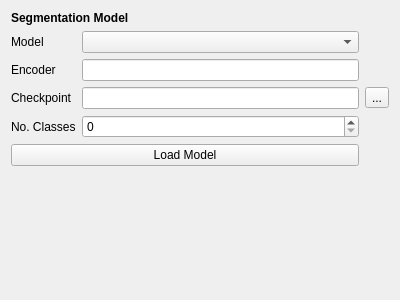
This is fibsem/ui/qtdesigner_files/FibsemSegmentationModelWidget.ui in DeMarcoLab/fibsem as Qt 5 draws it before an edit. The edited form follows.
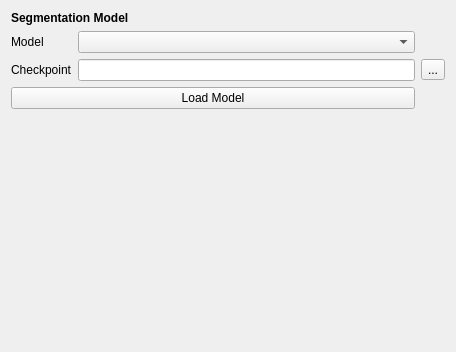
This is the edited form.

What changed in the file:
```diff
--- a/fibsem/ui/qtdesigner_files/FibsemSegmentationModelWidget.ui
+++ b/fibsem/ui/qtdesigner_files/FibsemSegmentationModelWidget.ui
@@ -6,16 +6,20 @@
    <rect>
     <x>0</x>
     <y>0</y>
-    <width>400</width>
-    <height>300</height>
+    <width>456</width>
+    <height>352</height>
    </rect>
   </property>
   <property name="windowTitle">
    <string>Form</string>
   </property>
   <layout class="QGridLayout" name="gridLayout">
-   <item row="4" column="1">
-    <widget class="QSpinBox" name="spinBox_num_classes"/>
+   <item row="2" column="2">
+    <widget class="QToolButton" name="checkpoint_seg_button">
+     <property name="text">
+      <string>...</string>
+     </property>
+    </widget>
    </item>
    <item row="1" column="0">
     <widget class="QLabel" name="label_model_type">
@@ -24,24 +28,7 @@
      </property>
     </widget>
    </item>
-   <item row="3" column="1">
-    <widget class="QLineEdit" name="lineEdit_checkpoint"/>
-   </item>
-   <item row="3" column="0">
-    <widget class="QLabel" name="label_checkpoint">
-     <property name="text">
-      <string>Checkpoint</string>
-     </property>
-    </widget>
-   </item>
-   <item row="4" column="0">
-    <widget class="QLabel" name="label_num_classes">
-     <property name="text">
-      <string>No. Classes</string>
-     </property>
-    </widget>
-   </item>
-   <item row="6" column="0" colspan="2">
+   <item row="4" column="0" colspan="2">
     <spacer name="verticalSpacer">
      <property name="orientation">
       <enum>Qt::Vertical</enum>
@@ -54,16 +41,6 @@
      </property>
     </spacer>
    </item>
-   <item row="2" column="0">
-    <widget class="QLabel" name="label_encoder">
-     <property name="text">
-      <string>Encoder</string>
-     </property>
-    </widget>
-   </item>
-   <item row="2" column="1">
-    <widget class="QLineEdit" name="lineEdit_encoder"/>
-   </item>
    <item row="0" column="0" colspan="2">
     <widget class="QLabel" name="label_header_model">
      <property name="font">
@@ -77,20 +54,23 @@
      </property>
     </widget>
    </item>
-   <item row="5" column="0" colspan="2">
-    <widget class="QPushButton" name="pushButton_load_model">
+   <item row="2" column="0">
+    <widget class="QLabel" name="label_checkpoint">
      <property name="text">
-      <string>Load Model</string>
+      <string>Checkpoint</string>
      </property>
     </widget>
    </item>
    <item row="1" column="1">
     <widget class="QComboBox" name="comboBox_model_type"/>
    </item>
-   <item row="3" column="2">
-    <widget class="QToolButton" name="checkpoint_seg_button">
+   <item row="2" column="1">
+    <widget class="QLineEdit" name="lineEdit_checkpoint"/>
+   </item>
+   <item row="3" column="0" colspan="2">
+    <widget class="QPushButton" name="pushButton_load_model">
      <property name="text">
-      <string>...</string>
+      <string>Load Model</string>
      </property>
     </widget>
    </item>
```
